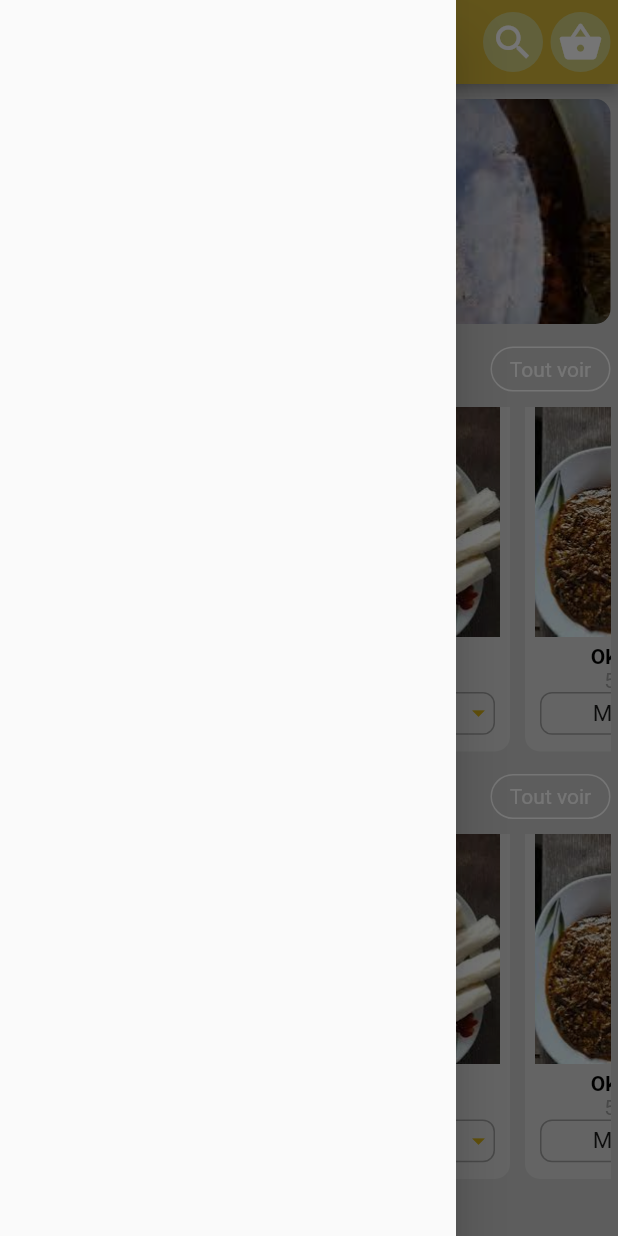
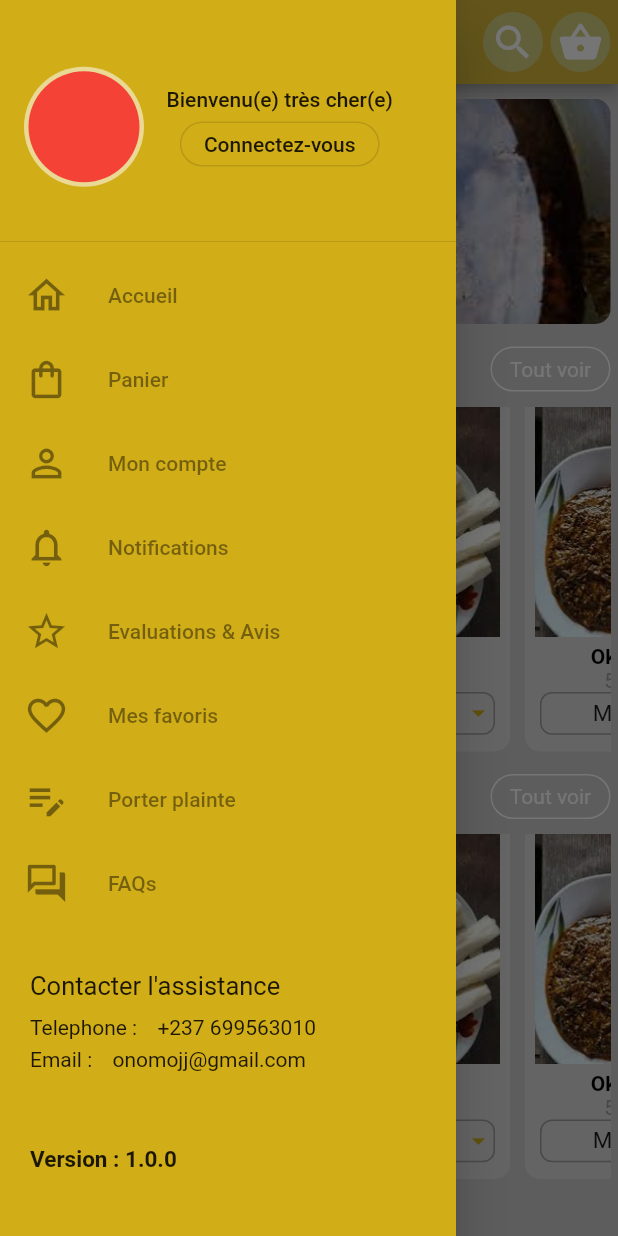
Before and after one commit to onomojiji/Vegi, a Flutter app: the screen it shows after launch, with the side drawer open, on a phone screen of 412 x 824 dp. Run offline on Flutter 3.47's test engine with Material 2 defaults, Android fonts, the light colour scheme and no system bars; our stand-ins replace firebase_auth, flutter_signin_button, google_sign_in; accounts and stored records are empty.

Commit message:
Drawer ok

```diff
--- a/lib/screens/home/home.dart
+++ b/lib/screens/home/home.dart
@@ -76,11 +76,136 @@
     );
   }
 
+  Widget listTile({required IconData icon, required String title}) {
+    return ListTile(
+      leading: Icon(
+        icon,
+        size: 30,
+      ),
+      title: Text(
+        title,
+        style: TextStyle(color: Colors.black45),
+      ),
+    );
+  }
+
   @override
   Widget build(BuildContext context) {
     return Scaffold(
       backgroundColor: Color(0xffcbcbcb),
-      drawer: Drawer(),
+      drawer: Drawer(
+        child: Container(
+          color: Color(0xffd1ad17),
+          child: ListView(
+            children: [
+              DrawerHeader(
+                child: Row(
+                  children: [
+                    CircleAvatar(
+                      backgroundColor: Colors.white54,
+                      radius: 40,
+                      child: CircleAvatar(
+                        radius: 37,
+                        backgroundColor: Colors.red,
+                      ),
+                    ),
+                    SizedBox(
+                      width: 15,
+                    ),
+                    Column(
+                      mainAxisAlignment: MainAxisAlignment.center,
+                      children: [
+                        Text("Bienvenu(e) très cher(e)"),
+                        SizedBox(
+                          height: 7,
+                        ),
+                        Container(
+                          height: 30,
+                          child: OutlineButton(
+                              onPressed: () {},
+                              child: Text("Connectez-vous"),
+                              shape: RoundedRectangleBorder(
+                                  borderRadius: BorderRadius.circular(15),
+                                  side: BorderSide(width: 2))),
+                        )
+                      ],
+                    )
+                  ],
+                ),
+              ),
+              listTile(icon: Icons.home_outlined, title: "Accueil"),
+              listTile(icon: Icons.shopping_bag_outlined, title: "Panier"),
+              listTile(icon: Icons.person_outline, title: "Mon compte"),
+              listTile(
+                  icon: Icons.notifications_outlined, title: "Notifications"),
+              listTile(icon: Icons.star_outline, title: "Evaluations & Avis"),
+              listTile(icon: Icons.favorite_outline, title: "Mes favoris"),
+              listTile(icon: Icons.edit_note, title: "Porter plainte"),
+              listTile(icon: Icons.question_answer_outlined, title: "FAQs"),
+              Container(
+                height: 350,
+                padding: EdgeInsets.symmetric(horizontal: 20, vertical: 30),
+                child: Column(
+                  crossAxisAlignment: CrossAxisAlignment.start,
+                  children: [
+                    Text("Contacter l'assistance",
+                        style: TextStyle(
+                          fontSize: 17,
+                        ) //fontWeight: FontWeight.bold),
+                        ),
+                    SizedBox(
+                      height: 10,
+                    ),
+                    Row(
+                      children: [
+                        Text("Telephone : "),
+                        SizedBox(
+                          width: 10,
+                        ),
+                        Text(
+                          "+237 699563010",
+                        ),
+                      ],
+                    ),
+                    SizedBox(
+                      height: 5,
+                    ),
+                    SingleChildScrollView(
+                      scrollDirection: Axis.horizontal,
+                      child: Row(
+                        children: [
+                          Text("Email : "),
+                          SizedBox(
+                            width: 10,
+                          ),
+                          Text(
+                            "onomojj@gmail.com",
+                          ),
+                        ],
+                      ),
+                    ),
+                    SizedBox(
+                      height: 20,
+                    ),
+                    Padding(
+                      padding: const EdgeInsets.symmetric(vertical: 30),
+                      child: Row(
+                        children: [
+                          Text(
+                            "Version : 1.0.0",
+                            style: TextStyle(
+                                fontWeight: FontWeight.bold, fontSize: 15),
+                          )
+                        ],
+                      ),
+                    ),
+                  ],
+                ),
+              ),
+            ],
+          ),
+        ),
+      ),
       appBar: AppBar(
         title: Text(
           "Accueil",
```
